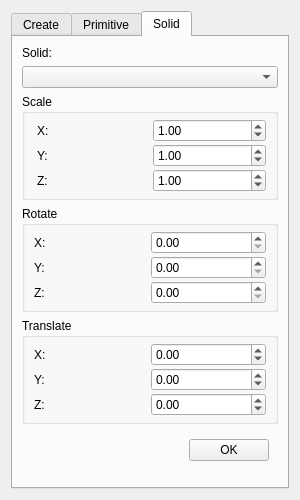
Qt form src/ToolWidget.ui (Ovilia/April) before a commit.
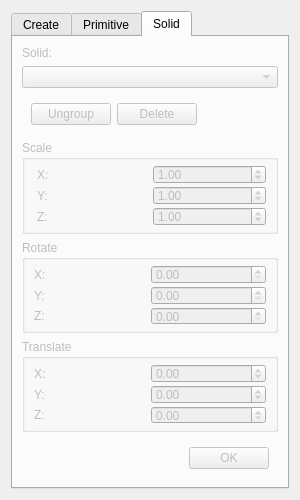
The same form after that commit. The open tabs and pages were chosen to show the change. Icons and pictures are not drawn.

Commit message: Delete and ungroup solid

What changed in the file:
```diff
--- a/src/ToolWidget.ui
+++ b/src/ToolWidget.ui
@@ -889,6 +889,9 @@
       </layout>
      </widget>
      <widget class="QWidget" name="solidTab">
+      <property name="enabled">
+       <bool>false</bool>
+      </property>
       <attribute name="title">
        <string>Solid</string>
       </attribute>
@@ -903,6 +906,39 @@
        <item>
         <widget class="QComboBox" name="solidBox"/>
        </item>
+       <item>
+        <widget class="QWidget" name="solidBasicWidget" native="true">
+         <layout class="QHBoxLayout" name="horizontalLayout_4">
+          <item>
+           <widget class="QPushButton" name="ungroupSolidButton">
+            <property name="text">
+             <string>Ungroup</string>
+            </property>
+           </widget>
+          </item>
+          <item>
+           <widget class="QPushButton" name="deleteSolidButton">
+            <property name="text">
+             <string>Delete</string>
+            </property>
+           </widget>
+          </item>
+          <item>
+           <spacer name="horizontalSpacer_4">
+            <property name="orientation">
+             <enum>Qt::Horizontal</enum>
+            </property>
+            <property name="sizeHint" stdset="0">
+             <size>
+              <width>40</width>
+              <height>20</height>
+             </size>
+            </property>
+           </spacer>
+          </item>
+         </layout>
+        </widget>
+       </item>
        <item>
         <widget class="QWidget" name="solidParaWidget" native="true">
          <layout class="QVBoxLayout" name="verticalLayout_9">
```
Left out of the diff: 14 changed lines with no effect on the pictures. The commit also changes 8 other files.
